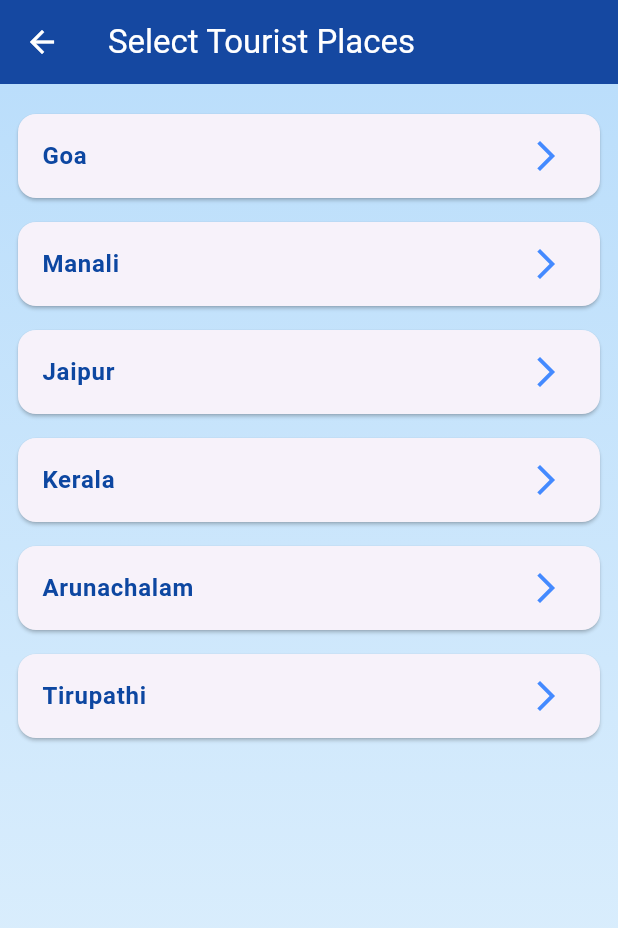
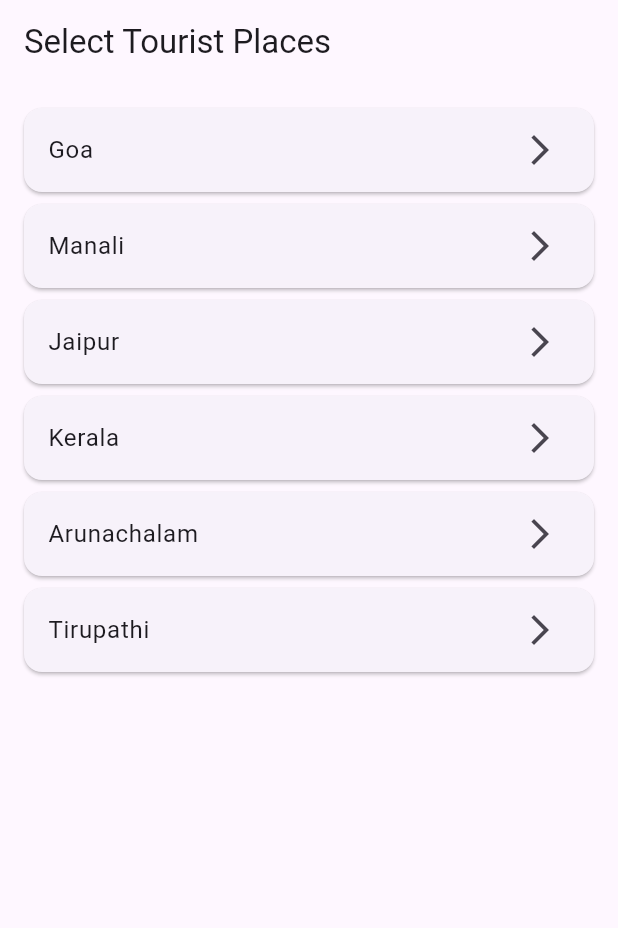
Before and after one commit to nidarshpatel25/triptrapapp, a Flutter app: the screen it shows after launch, after a tap on "Login / Create Account", on a phone screen of 412 x 824 dp. Shown: the top 928 px of the screen. Run offline on Flutter 3.47's test engine with Material 3 defaults, Android fonts, the phone set to English and light mode, and no system bars.

```diff
--- a/lib/main.dart
+++ b/lib/main.dart
@@ -9,44 +9,30 @@ class TripTrapApp extends StatelessWidget {
   Widget build(BuildContext context) {
     return MaterialApp(
       title: 'Trip Trap',
+      debugShowCheckedModeBanner: false,
       theme: ThemeData(
-        primaryColor: AppColors.primaryBlue,
-        scaffoldBackgroundColor: AppColors.lightBackground,
-        appBarTheme: AppBarTheme(
-          backgroundColor: AppColors.primaryBlue,
-          foregroundColor: Colors.white,
-          elevation: 4,
-        ),
-        elevatedButtonTheme: ElevatedButtonThemeData(
-          style: ElevatedButton.styleFrom(
-            padding: EdgeInsets.symmetric(horizontal: 24, vertical: 12),
-            shape: RoundedRectangleBorder(
-              borderRadius: BorderRadius.circular(12),
-            ),
-            backgroundColor: AppColors.accentGreen,
-            foregroundColor: Colors.white,
-          ),
-        ),
-        textTheme: TextTheme(
-          bodyMedium: TextStyle(fontSize: 16, color: Colors.black87),
-        ),
+        primarySwatch: Colors.blue,
       ),
       home: LoginPage(),
-      debugShowCheckedModeBanner: false,
     );
   }
 }
 
-class AppColors {
-  static const Color primaryBlue = Color(0xFF0D47A1);
-  static const Color accentGreen = Color(0xFF00C853);
-  static const Color lightBackground = Color(0xFFF5F5F5);
-  static const Color goldenStar = Color(0xFFFFD700);
+class LoginPage extends StatefulWidget {
+  @override
+  _LoginPageState createState() => _LoginPageState();
 }
 
-class LoginPage extends StatelessWidget {
+class _LoginPageState extends State<LoginPage> {
   final TextEditingController usernameController = TextEditingController();
   final TextEditingController passwordController = TextEditingController();
+
+  @override
+  void dispose() {
+    usernameController.dispose();
+    passwordController.dispose();
+    super.dispose();
+  }
 
   @override
   Widget build(BuildContext context) {
@@ -75,7 +61,7 @@ class LoginPage extends StatelessWidget {
                 ElevatedButton(
                   child: Text("Login / Create Account"),
                   onPressed: () {
-                    Navigator.push(
+                    Navigator.pushReplacement(
                       context,
                       MaterialPageRoute(builder: (context) => TouristPlacesPage()),
                     );
@@ -97,24 +83,14 @@ class TouristPlacesPage extends StatelessWidget {
   Widget build(BuildContext context) {
     return Scaffold(
       appBar: AppBar(title: Text("Select Tourist Places")),
-      body: Container(
-        decoration: BoxDecoration(
-          gradient: LinearGradient(
-            colors: [Colors.blue[100]!, Colors.blue[50]!],
-            begin: Alignment.topCenter,
-            end: Alignment.bottomCenter,
-          ),
-        ),
-        child: ListView.builder(
+      body: ListView.builder(
         padding: EdgeInsets.all(12),
         itemCount: places.length,
         itemBuilder: (context, index) {
           return Card(
-              margin: EdgeInsets.symmetric(vertical: 8),
             child: ListTile(
-                title: Text(places[index],
-                    style: TextStyle(fontWeight: FontWeight.w600, color: AppColors.primaryBlue)),
-                trailing: Icon(Icons.arrow_forward_ios, color: Colors.blueAccent),
+              title: Text(places[index]),
+              trailing: Icon(Icons.arrow_forward_ios),
               onTap: () {
                 Navigator.push(
                   context,
@@ -127,7 +103,6 @@ class TouristPlacesPage extends StatelessWidget {
           );
         },
       ),
-      ),
     );
   }
 }
@@ -138,49 +113,31 @@ class GuideBookingPage extends StatelessWidget {
 
   GuideBookingPage({required this.place});
 
-  Color getButtonColor(int index) {
-    final colors = [Colors.green, Colors.orange, Colors.purple, Colors.teal];
-    return colors[index % colors.length];
-  }
-
   @override
   Widget build(BuildContext context) {
     return Scaffold(
       appBar: AppBar(title: Text("Book Guide for $place")),
-      body: Container(
-        decoration: BoxDecoration(
-          gradient: LinearGradient(
-            colors: [Colors.white, Colors.green[50]!],
-            begin: Alignment.topLeft,
-            end: Alignment.bottomRight,
-          ),
-        ),
-        child: ListView.builder(
+      body: ListView.builder(
         padding: EdgeInsets.all(12),
         itemCount: guides.length,
         itemBuilder: (context, index) {
           return Card(
-              margin: EdgeInsets.symmetric(vertical: 8),
             child: ListTile(
-                title: Text(guides[index], style: TextStyle(fontWeight: FontWeight.w600)),
+              title: Text(guides[index]),
               trailing: ElevatedButton(
-                  style: ElevatedButton.styleFrom(
-                    backgroundColor: getButtonColor(index),
-                  ),
                 child: Text("Book"),
                 onPressed: () {
                   Navigator.push(
                     context,
                     MaterialPageRoute(
-                          builder: (context) =>
-                              PaymentPage(place: place, guide: guides[index])),
+                      builder: (context) => PaymentPage(place: place, guide: guides[index]),
+                    ),
                   );
                 },
               ),
             ),
           );
         },
-        ),
       ),
     );
   }
@@ -198,21 +155,6 @@ class PaymentPage extends StatelessWidget {
       appBar: AppBar(title: Text("Payment for $place")),
       body: Padding(
         padding: const EdgeInsets.all(20),
-        child: Card(
-          elevation: 10,
-          shadowColor: Colors.blueAccent.withOpacity(0.4),
-          shape: RoundedRectangleBorder(borderRadius: BorderRadius.circular(16)),
-          child: Container(
-            decoration: BoxDecoration(
-              gradient: LinearGradient(
-                colors: [Colors.white, Colors.blue[50]!],
-                begin: Alignment.topLeft,
-                end: Alignment.bottomRight,
-              ),
-              borderRadius: BorderRadius.circular(16),
-            ),
-            child: Padding(
-              padding: const EdgeInsets.all(20),
         child: Column(
           mainAxisSize: MainAxisSize.min,
           children: [
@@ -229,9 +171,6 @@ class PaymentPage extends StatelessWidget {
               },
             ),
           ],
-              ),
-            ),
-          ),
         ),
       ),
     );
@@ -252,15 +191,9 @@ class _ReviewPageState extends State<ReviewPage> {
       appBar: AppBar(title: Text("Review & Rating")),
       body: Padding(
         padding: const EdgeInsets.all(20),
-        child: Card(
-          elevation: 6,
-          shape: RoundedRectangleBorder(borderRadius: BorderRadius.circular(16)),
-          child: Padding(
-            padding: const EdgeInsets.all(20),
         child: Column(
           children: [
             Text("Rate the Trip Trap App", style: TextStyle(fontSize: 20)),
-                SizedBox(height: 20),
             Slider(
               value: rating,
               onChanged: (newRating) {
@@ -270,10 +203,8 @@ class _ReviewPageState extends State<ReviewPage> {
               min: 1,
               max: 5,
               label: "${rating.toStringAsFixed(0)} Star",
-                  activeColor: AppColors.goldenStar,
-                  inactiveColor: Colors.grey[300],
+              activeColor: Colors.amber,
             ),
-                SizedBox(height: 20),
             ElevatedButton(
               child: Text("Submit Review"),
               onPressed: () {
@@ -286,7 +217,6 @@ class _ReviewPageState extends State<ReviewPage> {
                       TextButton(
                         child: Text("Done"),
                         onPressed: () {
-                              Navigator.of(context).pop();
                           Navigator.of(context).popUntil((route) => route.isFirst);
                         },
                       )
@@ -298,8 +228,6 @@ class _ReviewPageState extends State<ReviewPage> {
           ],
         ),
       ),
-        ),
-      ),
     );
   }
 }
```
Lines whose indentation alone changed are shown as unchanged.
